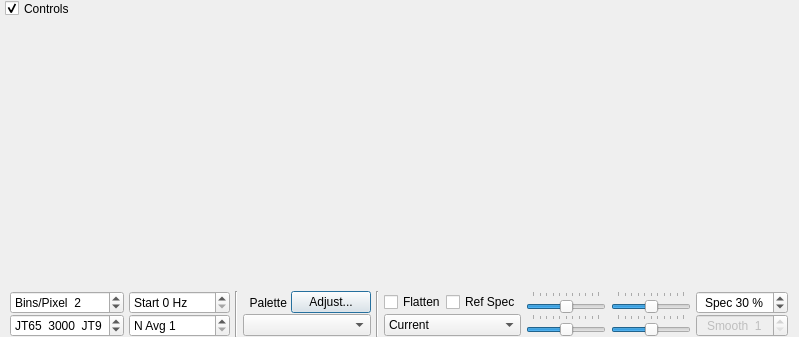
Before: the Qt Designer form widegraph.ui in qcmiao1998/js8call, drawn with Qt 5.
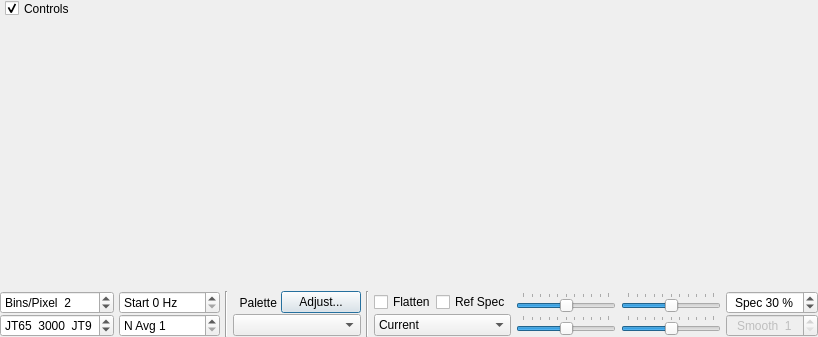
After: the same form once the commit is applied. Custom widgets are drawn as their Qt base class.

Diff of the .ui file:
```diff
--- a/widegraph.ui
+++ b/widegraph.ui
@@ -103,17 +103,23 @@
       <item row="1" column="8">
        <widget class="QSlider" name="gain2dSlider">
         <property name="sizePolicy">
-         <sizepolicy hsizetype="Preferred" vsizetype="Expanding">
+         <sizepolicy hsizetype="Expanding" vsizetype="Fixed">
           <horstretch>0</horstretch>
           <verstretch>0</verstretch>
          </sizepolicy>
         </property>
         <property name="minimumSize">
          <size>
-          <width>80</width>
+          <width>100</width>
           <height>0</height>
          </size>
         </property>
+        <property name="maximumSize">
+         <size>
+          <width>200</width>
+          <height>16777215</height>
+         </size>
+        </property>
         <property name="toolTip">
          <string>Spectrum gain</string>
         </property>
@@ -158,17 +164,23 @@
       <item row="0" column="8">
        <widget class="QSlider" name="gainSlider">
         <property name="sizePolicy">
-         <sizepolicy hsizetype="Preferred" vsizetype="Expanding">
+         <sizepolicy hsizetype="Expanding" vsizetype="Fixed">
           <horstretch>0</horstretch>
           <verstretch>0</verstretch>
          </sizepolicy>
         </property>
         <property name="minimumSize">
          <size>
-          <width>80</width>
+          <width>100</width>
           <height>0</height>
          </size>
         </property>
+        <property name="maximumSize">
+         <size>
+          <width>200</width>
+          <height>16777215</height>
+         </size>
+        </property>
         <property name="toolTip">
          <string>Waterfall gain</string>
         </property>
@@ -385,17 +397,23 @@
       <item row="0" column="10">
        <widget class="QSlider" name="zeroSlider">
         <property name="sizePolicy">
-         <sizepolicy hsizetype="Preferred" vsizetype="Expanding">
+         <sizepolicy hsizetype="Expanding" vsizetype="Fixed">
           <horstretch>0</horstretch>
           <verstretch>0</verstretch>
          </sizepolicy>
         </property>
         <property name="minimumSize">
          <size>
-          <width>80</width>
+          <width>100</width>
           <height>0</height>
          </size>
         </property>
+        <property name="maximumSize">
+         <size>
+          <width>200</width>
+          <height>16777215</height>
+         </size>
+        </property>
         <property name="toolTip">
          <string>Waterfall zero</string>
         </property>
@@ -416,17 +434,23 @@
       <item row="1" column="10">
        <widget class="QSlider" name="zero2dSlider">
         <property name="sizePolicy">
-         <sizepolicy hsizetype="Preferred" vsizetype="Expanding">
+         <sizepolicy hsizetype="Expanding" vsizetype="Fixed">
           <horstretch>0</horstretch>
           <verstretch>0</verstretch>
          </sizepolicy>
         </property>
         <property name="minimumSize">
          <size>
-          <width>80</width>
+          <width>100</width>
           <height>0</height>
          </size>
         </property>
+        <property name="maximumSize">
+         <size>
+          <width>200</width>
+          <height>16777215</height>
+         </size>
+        </property>
         <property name="toolTip">
          <string>Spectrum zero</string>
         </property>
```
